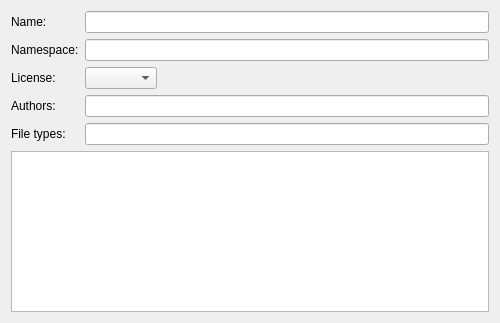
Before: the Qt Designer form plugins/snippet/editrepository.ui in KDE/kdevelop, drawn with Qt 5.
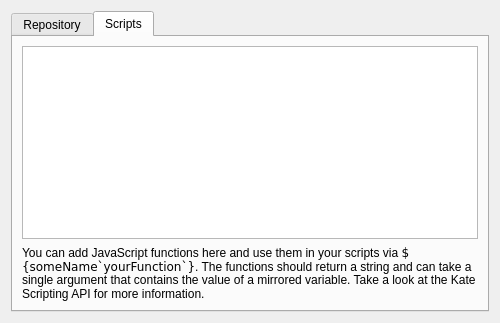
After: the same form once the commit is applied. The open tabs and pages were chosen to show the change. Custom widgets are drawn as their Qt base class.

Commit message: add scripting support for snippets for users of KDE 4.5 betas

Diff of the .ui file:
```diff
--- a/plugins/snippet/editrepository.ui
+++ b/plugins/snippet/editrepository.ui
@@ -16,10 +16,17 @@
     <height>0</height>
    </size>
   </property>
+  <layout class="QVBoxLayout" name="verticalLayout_2">
+   <item>
+    <widget class="QTabWidget" name="tabWidget">
+     <property name="currentIndex">
+      <number>0</number>
+     </property>
+     <widget class="QWidget" name="tab">
+      <attribute name="title">
+       <string>Repository</string>
+      </attribute>
   <layout class="QFormLayout" name="formLayout">
-   <property name="fieldGrowthPolicy">
-    <enum>QFormLayout::ExpandingFieldsGrow</enum>
-   </property>
    <item row="0" column="0">
     <widget class="QLabel" name="repoNameLabel">
      <property name="text">
@@ -74,19 +81,35 @@
      </property>
     </widget>
    </item>
-   <item row="1" column="1">
-    <widget class="KLineEdit" name="repoNamespaceEdit">
-     <property name="toolTip">
-      <string>&lt;p&gt;If non-empty this will be used as a prefix for all snippets in this repository during code completion.&lt;/p&gt;
-&lt;p&gt;&lt;b&gt;Note:&lt;/b&gt; No spaces allowed.&lt;/p&gt;</string>
+       <item row="5" column="0" colspan="2">
+        <widget class="QListWidget" name="repoFileTypesList"/>
+       </item>
+      </layout>
+     </widget>
+     <widget class="QWidget" name="tab_2">
+      <attribute name="title">
+       <string>Scripts</string>
+      </attribute>
+      <layout class="QVBoxLayout" name="verticalLayout">
+       <item>
+        <widget class="KTextEdit" name="repoScriptEdit">
+         <property name="acceptRichText">
+          <bool>false</bool>
      </property>
     </widget>
    </item>
-   <item row="1" column="0">
-    <widget class="QLabel" name="repoNamespaceLabel">
+       <item>
+        <widget class="QLabel" name="repoScriptLabel">
      <property name="text">
-      <string>Namespace:</string>
-     </property>
+          <string>&lt;p&gt;You can add JavaScript functions here and use them in your scripts via &lt;code&gt;${someName`yourFunction`}&lt;/code&gt;. The functions should return a string and can take a single argument that contains the value of a mirrored variable.  Take a look at the Kate Scripting API for more information.&lt;/p&gt;</string>
+         </property>
+         <property name="wordWrap">
+          <bool>true</bool>
+         </property>
+        </widget>
+       </item>
+      </layout>
+     </widget>
     </widget>
    </item>
   </layout>
@@ -97,6 +120,11 @@
    <extends>QLineEdit</extends>
    <header>klineedit.h</header>
   </customwidget>
+  <customwidget>
+   <class>KTextEdit</class>
+   <extends>QTextEdit</extends>
+   <header>ktextedit.h</header>
+  </customwidget>
  </customwidgets>
  <resources/>
  <connections/>
```
Left out of the diff: 18 changed lines with no effect on the pictures. Lines whose indentation alone changed are shown as unchanged. The commit also changes 8 other files.
